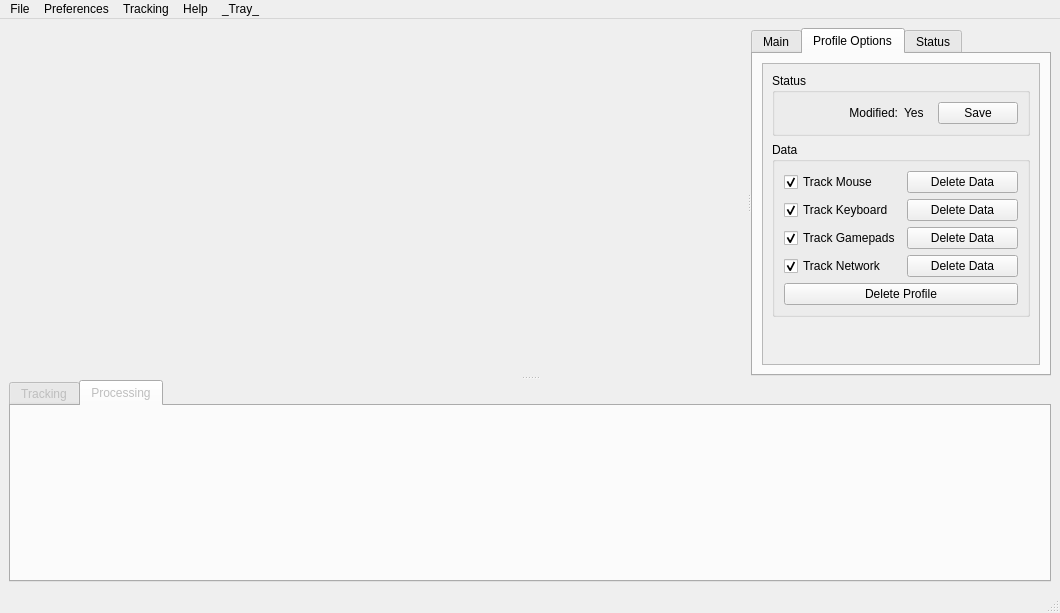
The window that mousetracks2/components/gui/ui/layout.ui (huntfx/MouseTracks) describes before a commit, drawn with Qt 5.
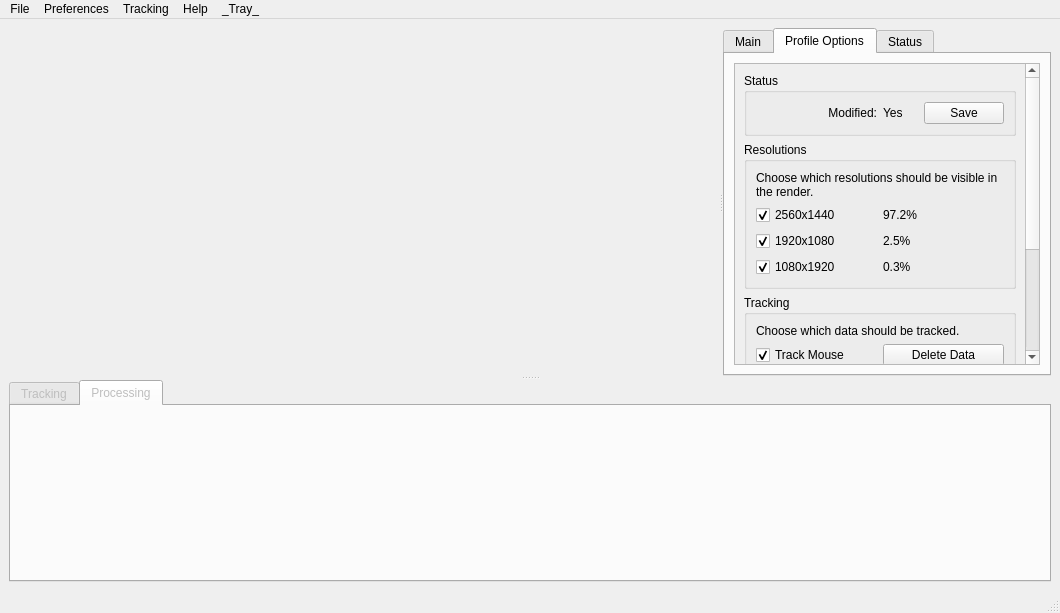
The same window after the commit. The open tabs and pages were chosen to show the change. Custom widgets are drawn as their Qt base class.

Commit message: Add option to disable resolutions

What changed in the file:
```diff
--- a/mousetracks2/components/gui/ui/layout.ui
+++ b/mousetracks2/components/gui/ui/layout.ui
@@ -943,8 +943,8 @@
               <rect>
                <x>0</x>
                <y>0</y>
-               <width>274</width>
-               <height>312</height>
+               <width>257</width>
+               <height>490</height>
               </rect>
              </property>
              <layout class="QVBoxLayout" name="verticalLayout_13">
@@ -988,12 +988,96 @@
                 </layout>
                </widget>
               </item>
+              <item>
+               <widget class="QGroupBox" name="groupBox_8">
+                <property name="title">
+                 <string>Resolutions</string>
+                </property>
+                <layout class="QVBoxLayout" name="verticalLayout_6">
+                 <item>
+                  <widget class="QLabel" name="label_17">
+                   <property name="text">
+                    <string>Choose which resolutions should be visible in the render.</string>
+                   </property>
+                   <property name="wordWrap">
+                    <bool>true</bool>
+                   </property>
+                  </widget>
+                 </item>
+                 <item>
+                  <layout class="QGridLayout" name="profile_resolutions">
+                   <item row="1" column="1">
+                    <widget class="QLabel" name="label_15">
+                     <property name="text">
+                      <string>2.5%</string>
+                     </property>
+                    </widget>
+                   </item>
+                   <item row="1" column="0">
+                    <widget class="QCheckBox" name="checkBox_2">
+                     <property name="text">
+                      <string>1920x1080</string>
+                     </property>
+                     <property name="checked">
+                      <bool>true</bool>
+                     </property>
+                    </widget>
+                   </item>
+                   <item row="0" column="0">
+                    <widget class="QCheckBox" name="checkBox">
+                     <property name="text">
+                      <string>2560x1440</string>
+                     </property>
+                     <property name="checked">
+                      <bool>true</bool>
+                     </property>
+                    </widget>
+                   </item>
+                   <item row="0" column="1">
+                    <widget class="QLabel" name="label_2">
+                     <property name="text">
+                      <string>97.2%</string>
+                     </property>
+                    </widget>
+                   </item>
+                   <item row="2" column="0">
+                    <widget class="QCheckBox" name="checkBox_4">
+                     <property name="text">
+                      <string>1080x1920</string>
+                     </property>
+                     <property name="checked">
+                      <bool>true</bool>
+                     </property>
+                    </widget>
+                   </item>
+                   <item row="2" column="1">
+                    <widget class="QLabel" name="label_3">
+                     <property name="text">
+                      <string>0.3%</string>
+                     </property>
+                    </widget>
+                   </item>
+                  </layout>
+                 </item>
+                </layout>
+               </widget>
+              </item>
               <item>
                <widget class="QGroupBox" name="groupBox_6">
                 <property name="title">
-                 <string>Data</string>
+                 <string>Tracking</string>
                 </property>
                 <layout class="QVBoxLayout" name="verticalLayout_11">
+                 <item>
+                  <widget class="QLabel" name="label_25">
+                   <property name="text">
+                    <string>Choose which data should be tracked.</string>
+                   </property>
+                   <property name="wordWrap">
+                    <bool>true</bool>
+                   </property>
+                  </widget>
+                 </item>
                  <item>
                   <layout class="QGridLayout" name="gridLayout_2">
                    <item row="0" column="0">
```
The commit also changes 5 other files.
